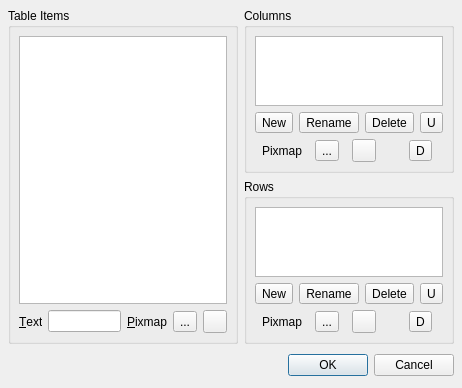
Qt form tools/designer/src/components/taskmenu/tablewidgeteditor.ui (arnt/qt-history2) before a commit.
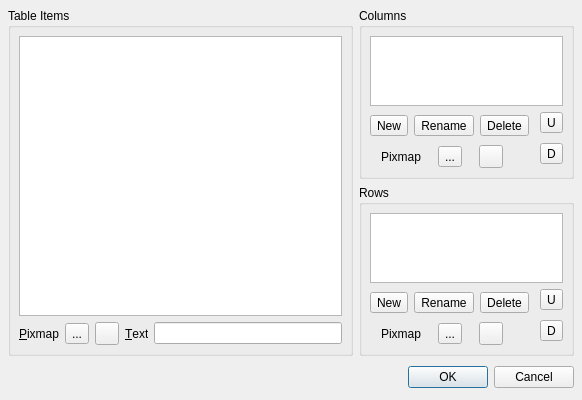
The same form after that commit.

Commit message:
Fixes:    Fixed crash when there was no header item, layout corrections
[git-p4: depot-paths = "//depot/qt/main/": change = 195180]

Patch:
```diff
--- a/tools/designer/src/components/taskmenu/tablewidgeteditor.ui
+++ b/tools/designer/src/components/taskmenu/tablewidgeteditor.ui
@@ -19,8 +19,8 @@
    <rect>
     <x>0</x>
     <y>0</y>
-    <width>462</width>
-    <height>260</height>
+    <width>582</width>
+    <height>278</height>
    </rect>
   </property>
   <property name="windowTitle" >
@@ -38,83 +38,14 @@
      <property name="title" >
       <string>Rows</string>
      </property>
-     <layout class="QVBoxLayout" >
+     <layout class="QGridLayout" >
       <property name="margin" >
        <number>8</number>
       </property>
       <property name="spacing" >
        <number>6</number>
       </property>
-      <item>
-       <widget class="QListWidget" name="rowsListWidget" >
-        <property name="sizePolicy" >
-         <sizepolicy>
-          <hsizetype>13</hsizetype>
-          <vsizetype>7</vsizetype>
-          <horstretch>0</horstretch>
-          <verstretch>0</verstretch>
-         </sizepolicy>
-        </property>
-        <property name="focusPolicy" >
-         <enum>Qt::TabFocus</enum>
-        </property>
-       </widget>
-      </item>
-      <item>
-       <layout class="QHBoxLayout" >
-        <property name="margin" >
-         <number>0</number>
-        </property>
-        <property name="spacing" >
-         <number>6</number>
-        </property>
-        <item>
-         <widget class="QToolButton" name="newRowButton" >
-          <property name="text" >
-           <string>New</string>
-          </property>
-         </widget>
-        </item>
-        <item>
-         <widget class="QToolButton" name="renameRowButton" >
-          <property name="text" >
-           <string>Rename</string>
-          </property>
-         </widget>
-        </item>
-        <item>
-         <widget class="QToolButton" name="deleteRowButton" >
-          <property name="text" >
-           <string>Delete</string>
-          </property>
-         </widget>
-        </item>
-        <item>
-         <spacer>
-          <property name="orientation" >
-           <enum>Qt::Horizontal</enum>
-          </property>
-          <property name="sizeType" >
-           <enum>QSizePolicy::Ignored</enum>
-          </property>
-          <property name="sizeHint" >
-           <size>
-            <width>20</width>
-            <height>10</height>
-           </size>
-          </property>
-         </spacer>
-        </item>
-        <item>
-         <widget class="QToolButton" name="moveRowUpButton" >
-          <property name="text" >
-           <string>U</string>
-          </property>
-         </widget>
-        </item>
-       </layout>
-      </item>
-      <item>
+      <item row="3" column="0" >
        <layout class="QHBoxLayout" >
         <property name="margin" >
          <number>0</number>
@@ -167,15 +98,84 @@
           </property>
          </spacer>
         </item>
+       </layout>
+      </item>
+      <item rowspan="2" row="2" column="1" >
+       <widget class="QToolButton" name="moveRowDownButton" >
+        <property name="text" >
+         <string>D</string>
+        </property>
+       </widget>
+      </item>
+      <item rowspan="2" row="1" column="0" >
+       <layout class="QHBoxLayout" >
+        <property name="margin" >
+         <number>0</number>
+        </property>
+        <property name="spacing" >
+         <number>6</number>
+        </property>
         <item>
-         <widget class="QToolButton" name="moveRowDownButton" >
+         <widget class="QToolButton" name="newRowButton" >
           <property name="text" >
-           <string>D</string>
+           <string>New</string>
           </property>
          </widget>
         </item>
+        <item>
+         <widget class="QToolButton" name="renameRowButton" >
+          <property name="text" >
+           <string>Rename</string>
+          </property>
+         </widget>
+        </item>
+        <item>
+         <widget class="QToolButton" name="deleteRowButton" >
+          <property name="text" >
+           <string>Delete</string>
+          </property>
+         </widget>
+        </item>
+        <item>
+         <spacer>
+          <property name="orientation" >
+           <enum>Qt::Horizontal</enum>
+          </property>
+          <property name="sizeType" >
+           <enum>QSizePolicy::Ignored</enum>
+          </property>
+          <property name="sizeHint" >
+           <size>
+            <width>20</width>
+            <height>10</height>
+           </size>
+          </property>
+         </spacer>
+        </item>
        </layout>
       </item>
+      <item row="1" column="1" >
+       <widget class="QToolButton" name="moveRowUpButton" >
+        <property name="text" >
+         <string>U</string>
+        </property>
+       </widget>
+      </item>
+      <item row="0" column="0" colspan="2" >
+       <widget class="QListWidget" name="rowsListWidget" >
+        <property name="sizePolicy" >
+         <sizepolicy>
+          <hsizetype>13</hsizetype>
+          <vsizetype>7</vsizetype>
+          <horstretch>0</horstretch>
+          <verstretch>0</verstretch>
+         </sizepolicy>
+        </property>
+        <property name="focusPolicy" >
+         <enum>Qt::TabFocus</enum>
+        </property>
+       </widget>
+      </item>
      </layout>
     </widget>
    </item>
@@ -184,83 +184,14 @@
      <property name="title" >
       <string>Columns</string>
      </property>
-     <layout class="QVBoxLayout" >
+     <layout class="QGridLayout" >
       <property name="margin" >
        <number>8</number>
       </property>
       <property name="spacing" >
        <number>6</number>
       </property>
-      <item>
-       <widget class="QListWidget" name="columnsListWidget" >
-        <property name="sizePolicy" >
-         <sizepolicy>
-          <hsizetype>13</hsizetype>
-          <vsizetype>7</vsizetype>
-          <horstretch>0</horstretch>
-          <verstretch>0</verstretch>
-         </sizepolicy>
-        </property>
-        <property name="focusPolicy" >
-         <enum>Qt::TabFocus</enum>
-        </property>
-       </widget>
-      </item>
-      <item>
-       <layout class="QHBoxLayout" >
-        <property name="margin" >
-         <number>0</number>
-        </property>
-        <property name="spacing" >
-         <number>6</number>
-        </property>
-        <item>
-         <widget class="QToolButton" name="newColumnButton" >
-          <property name="text" >
-           <string>New</string>
-          </property>
-         </widget>
-        </item>
-        <item>
-         <widget class="QToolButton" name="renameColumnButton" >
-          <property name="text" >
-           <string>Rename</string>
-          </property>
-         </widget>
-        </item>
-        <item>
-         <widget class="QToolButton" name="deleteColumnButton" >
-          <property name="text" >
-           <string>Delete</string>
-          </property>
-         </widget>
-        </item>
-        <item>
-         <spacer>
-          <property name="orientation" >
-           <enum>Qt::Horizontal</enum>
-          </property>
-          <property name="sizeType" >
-           <enum>QSizePolicy::Ignored</enum>
-          </property>
-          <property name="sizeHint" >
-           <size>
-            <width>20</width>
-            <height>10</height>
-           </size>
-          </property>
-         </spacer>
-        </item>
-        <item>
-         <widget class="QToolButton" name="moveColumnUpButton" >
-          <property name="text" >
-           <string>U</string>
-          </property>
-         </widget>
-        </item>
-       </layout>
-      </item>
-      <item>
+      <item row="3" column="0" >
        <layout class="QHBoxLayout" >
         <property name="margin" >
          <number>0</number>
@@ -313,103 +244,83 @@
           </property>
          </spacer>
         </item>
+       </layout>
+      </item>
+      <item rowspan="2" row="1" column="0" >
+       <layout class="QHBoxLayout" >
+        <property name="margin" >
+         <number>0</number>
+        </property>
+        <property name="spacing" >
+         <number>6</number>
+        </property>
         <item>
-         <widget class="QToolButton" name="moveColumnDownButton" >
+         <widget class="QToolButton" name="newColumnButton" >
           <property name="text" >
-           <string>D</string>
+           <string>New</string>
           </property>
          </widget>
         </item>
+        <item>
+         <widget class="QToolButton" name="renameColumnButton" >
+          <property name="text" >
+           <string>Rename</string>
+          </property>
+         </widget>
+        </item>
+        <item>
+         <widget class="QToolButton" name="deleteColumnButton" >
+          <property name="text" >
+           <string>Delete</string>
+          </property>
+         </widget>
+        </item>
+        <item>
+         <spacer>
+          <property name="orientation" >
+           <enum>Qt::Horizontal</enum>
+          </property>
+          <property name="sizeType" >
+           <enum>QSizePolicy::Ignored</enum>
+          </property>
+          <property name="sizeHint" >
+           <size>
+            <width>20</width>
+            <height>10</height>
+           </size>
+          </property>
+         </spacer>
+        </item>
        </layout>
       </item>
-     </layout>
-    </widget>
-   </item>
-   <item rowspan="2" row="0" column="0" >
-    <widget class="QGroupBox" name="itemsBox" >
-     <property name="title" >
-      <string>Table Items</string>
-     </property>
-     <layout class="QGridLayout" >
-      <property name="margin" >
-       <number>8</number>
-      </property>
-      <property name="spacing" >
-       <number>6</number>
-      </property>
-      <item row="1" column="0" >
-       <widget class="QFrame" name="currentItemBox" >
-        <property name="frameShape" >
-         <enum>QFrame::NoFrame</enum>
+      <item row="1" column="1" >
+       <widget class="QToolButton" name="moveColumnUpButton" >
+        <property name="text" >
+         <string>U</string>
         </property>
-        <property name="frameShadow" >
-         <enum>QFrame::Plain</enum>
+       </widget>
+      </item>
+      <item rowspan="2" row="2" column="1" >
+       <widget class="QToolButton" name="moveColumnDownButton" >
+        <property name="text" >
+         <string>D</string>
         </property>
-        <layout class="QHBoxLayout" >
-         <property name="margin" >
-          <number>0</number>
-         </property>
-         <property name="spacing" >
-          <number>6</number>
-         </property>
-         <item>
-          <widget class="QLabel" name="label" >
-           <property name="sizePolicy" >
-            <sizepolicy>
-             <hsizetype>0</hsizetype>
-             <vsizetype>5</vsizetype>
-             <horstretch>0</horstretch>
-             <verstretch>0</verstretch>
-            </sizepolicy>
-           </property>
-           <property name="text" >
-            <string>&amp;Text</string>
-           </property>
-           <property name="buddy" >
-            <cstring>itemTextLineEdit</cstring>
-           </property>
-          </widget>
-         </item>
-         <item>
-          <widget class="QLineEdit" name="itemTextLineEdit" />
-         </item>
-         <item>
-          <widget class="QLabel" name="label_2" >
-           <property name="sizePolicy" >
-            <sizepolicy>
-             <hsizetype>0</hsizetype>
-             <vsizetype>5</vsizetype>
-             <horstretch>0</horstretch>
-             <verstretch>0</verstretch>
-            </sizepolicy>
-           </property>
-           <property name="text" >
-            <string>&amp;Pixmap</string>
-           </property>
-           <property name="buddy" >
-            <cstring>previewPixmapItemButton</cstring>
-           </property>
-          </widget>
-         </item>
-         <item>
-          <widget class="QToolButton" name="previewPixmapItemButton" >
-           <property name="text" >
-            <string>...</string>
-           </property>
-          </widget>
-         </item>
-         <item>
-          <widget class="QToolButton" name="deletePixmapItemButton" >
-           <property name="text" >
-            <string/>
-           </property>
-          </widget>
-         </item>
-        </layout>
        </widget>
       </item>
-      <item row="0" column="0" >
-       <widget class="QTableWidget" name="tableWidget" />
+      <item row="0" column="0" colspan="2" >
+       <widget class="QListWidget" name="columnsListWidget" >
+        <property name="sizePolicy" >
+         <sizepolicy>
+          <hsizetype>13</hsizetype>
+          <vsizetype>7</vsizetype>
+          <horstretch>0</horstretch>
+          <verstretch>0</verstretch>
+         </sizepolicy>
+        </property>
+        <property name="focusPolicy" >
+         <enum>Qt::TabFocus</enum>
+        </property>
+       </widget>
       </item>
      </layout>
     </widget>
@@ -454,6 +365,86 @@
      </item>
     </layout>
    </item>
+   <item rowspan="2" row="0" column="0" >
+    <widget class="QGroupBox" name="itemsBox" >
+     <property name="title" >
+      <string>Table Items</string>
+     </property>
+     <layout class="QGridLayout" >
+      <property name="margin" >
+       <number>8</number>
+      </property>
+      <property name="spacing" >
+       <number>6</number>
+      </property>
+      <item row="1" column="3" >
+       <widget class="QLabel" name="textLabel" >
+        <property name="sizePolicy" >
+         <sizepolicy>
+          <hsizetype>0</hsizetype>
+          <vsizetype>5</vsizetype>
+          <horstretch>0</horstretch>
+          <verstretch>0</verstretch>
+         </sizepolicy>
+        </property>
+        <property name="text" >
+         <string>&amp;Text</string>
+        </property>
+        <property name="buddy" >
+         <cstring>itemTextLineEdit</cstring>
+        </property>
+       </widget>
+      </item>
+      <item row="1" column="4" >
+       <widget class="QLineEdit" name="itemTextLineEdit" >
+        <property name="sizePolicy" >
+         <sizepolicy>
+          <hsizetype>7</hsizetype>
+          <vsizetype>4</vsizetype>
+          <horstretch>0</horstretch>
+          <verstretch>0</verstretch>
+         </sizepolicy>
+        </property>
+       </widget>
+      </item>
+      <item row="1" column="2" >
+       <widget class="QToolButton" name="deletePixmapItemButton" >
+        <property name="text" >
+         <string/>
+        </property>
+       </widget>
+      </item>
+      <item row="1" column="1" >
+       <widget class="QToolButton" name="previewPixmapItemButton" >
+        <property name="text" >
+         <string>...</string>
+        </property>
+       </widget>
+      </item>
+      <item row="1" column="0" >
+       <widget class="QLabel" name="pixmapLabel" >
+        <property name="sizePolicy" >
+         <sizepolicy>
+          <hsizetype>0</hsizetype>
+          <vsizetype>5</vsizetype>
+          <horstretch>0</horstretch>
+          <verstretch>0</verstretch>
+         </sizepolicy>
+        </property>
+        <property name="text" >
+         <string>&amp;Pixmap</string>
+        </property>
+        <property name="buddy" >
+         <cstring>previewPixmapItemButton</cstring>
+        </property>
+       </widget>
+      </item>
+      <item row="0" column="0" colspan="5" >
+       <widget class="QTableWidget" name="tableWidget" />
+      </item>
+     </layout>
+    </widget>
+   </item>
   </layout>
  </widget>
  <pixmapfunction></pixmapfunction>
```
Left out of the diff: 15 changed lines with no effect on the pictures. The commit also changes 3 other files.
